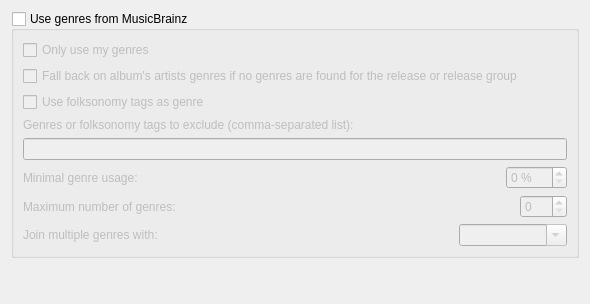
Before: the Qt Designer form ui/options_genres.ui in metabrainz/picard, drawn with Qt 5.
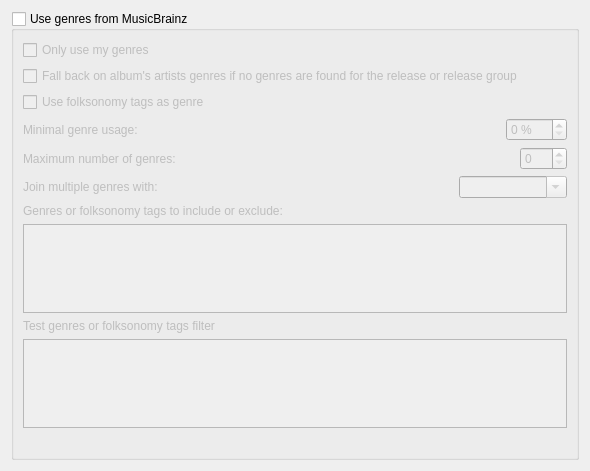
After: the same form once the commit is applied.

Commit message:
Handle upgrade, and provide a working UI for setting genres_filter
- bump Picard version to 2.2.0dev3 and add a hook to convert ignore_genres to genres_filter
- modify Genres UI
- add a playground to test genre_filter
- improve error handling

```diff
--- a/ui/options_genres.ui
+++ b/ui/options_genres.ui
@@ -7,7 +7,7 @@
     <x>0</x>
     <y>0</y>
     <width>590</width>
-    <height>304</height>
+    <height>471</height>
    </rect>
   </property>
   <layout class="QVBoxLayout" name="verticalLayout_2">
@@ -47,16 +47,6 @@
         </property>
        </widget>
       </item>
-      <item>
-       <widget class="QLabel" name="ignore_genres_2">
-        <property name="text">
-         <string>Genres or folksonomy tags to exclude (comma-separated list):</string>
-        </property>
-       </widget>
-      </item>
-      <item>
-       <widget class="QLineEdit" name="ignore_genres"/>
-      </item>
       <item>
        <layout class="QHBoxLayout">
         <property name="spacing">
@@ -204,6 +194,41 @@
         </item>
        </layout>
       </item>
+      <item>
+       <widget class="QLabel" name="label_genres_filter">
+        <property name="text">
+         <string>Genres or folksonomy tags to include or exclude:</string>
+        </property>
+       </widget>
+      </item>
+      <item>
+       <widget class="QPlainTextEdit" name="genres_filter">
+        <property name="toolTip">
+         <string>&lt;html&gt;&lt;head/&gt;&lt;body&gt;&lt;p&gt;Lines not starting with &lt;span style=&quot; font-weight:600;&quot;&gt;-&lt;/span&gt; or &lt;span style=&quot; font-weight:600;&quot;&gt;+&lt;/span&gt; are ignored.&lt;/p&gt;&lt;p&gt;Examples:&lt;/p&gt;&lt;p&gt;&lt;span style=&quot; font-weight:600;&quot;&gt;#comment&lt;br/&gt;!comment&lt;br/&gt;comment&lt;/span&gt;&lt;/p&gt;&lt;p&gt;&lt;span style=&quot; text-decoration: underline;&quot;&gt;Strict filtering:&lt;/span&gt;&lt;/p&gt;&lt;p&gt;&lt;span style=&quot; font-weight:600;&quot;&gt;-word&lt;/span&gt;: exclude this &lt;span style=&quot; font-style:italic;&quot;&gt;word&lt;br/&gt;&lt;/span&gt;&lt;span style=&quot; font-weight:600;&quot;&gt;+word&lt;/span&gt; : include this &lt;span style=&quot; font-style:italic;&quot;&gt;word&lt;/span&gt;&lt;/p&gt;&lt;p&gt;&lt;span style=&quot; text-decoration: underline;&quot;&gt;Wildcard filtering:&lt;/span&gt;&lt;/p&gt;&lt;p&gt;&lt;span style=&quot; font-weight:600;&quot;&gt;-*word&lt;/span&gt;: exclude all genres ending with &lt;span style=&quot; font-style:italic;&quot;&gt;word&lt;br/&gt;&lt;/span&gt;&lt;span style=&quot; font-weight:600;&quot;&gt;+word*&lt;/span&gt;: exclude all genres starting with &lt;span style=&quot; font-style:italic;&quot;&gt;word&lt;br/&gt;&lt;/span&gt;&lt;span style=&quot; font-weight:600;&quot;&gt;-w*rd&lt;/span&gt;: exclude all genres starting with &lt;span style=&quot; font-style:italic;&quot;&gt;w&lt;/span&gt; and ending with &lt;span style=&quot; font-style:italic;&quot;&gt;rd&lt;/span&gt;&lt;/p&gt;&lt;p&gt;&lt;span style=&quot; text-decoration: underline;&quot;&gt;Regular expressions filtering (Python re syntax):&lt;/span&gt;&lt;/p&gt;&lt;p&gt;&lt;span style=&quot; font-weight:600;&quot;&gt;-/^w.rd+/&lt;/span&gt;: exclude genres starting with &lt;span style=&quot; font-style:italic;&quot;&gt;w&lt;/span&gt; followed by any character, then &lt;span style=&quot; font-style:italic;&quot;&gt;r&lt;/span&gt; followed by at least one &lt;span style=&quot; font-style:italic;&quot;&gt;d&lt;/span&gt;&lt;/p&gt;&lt;/body&gt;&lt;/html&gt;</string>
+        </property>
+       </widget>
+      </item>
+      <item>
+       <widget class="QLabel" name="label_test_genres_filter">
+        <property name="text">
+         <string>Test genres or folksonomy tags filter</string>
+        </property>
+       </widget>
+      </item>
+      <item>
+       <widget class="QPlainTextEdit" name="test_genres_filter">
+        <property name="toolTip">
+         <string>&lt;html&gt;&lt;head/&gt;&lt;body&gt;&lt;p&gt;You can add genres to test filter against, one per line&lt;/p&gt;&lt;/body&gt;&lt;/html&gt;</string>
+        </property>
+       </widget>
+      </item>
+      <item>
+       <widget class="QLabel" name="label_test_genres_filter_error">
+        <property name="text">
+         <string/>
+        </property>
+       </widget>
+      </item>
      </layout>
     </widget>
    </item>
```
The commit also changes 6 other files.
